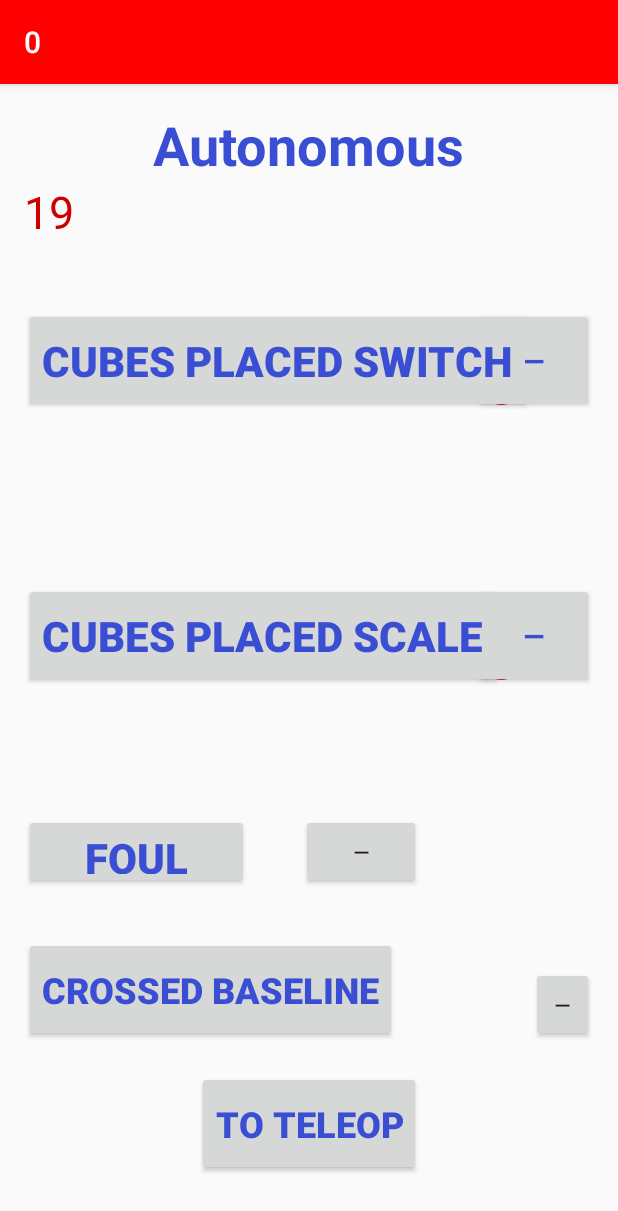
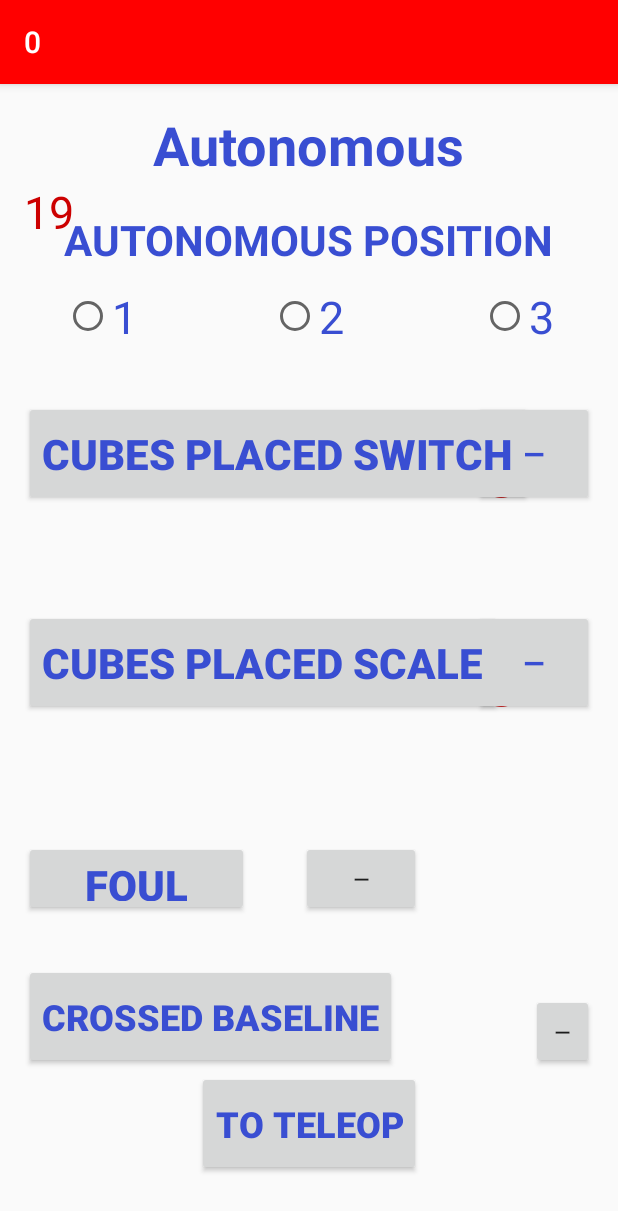
Before and after one commit to RoboRebelsScouting/2018MatchApp, an Android app: the secondActivity screen opened directly, with no data from a screen before it, on a phone screen of 412 x 824 dp. Shown: the top 1211 px of the screen. Run offline under Robolectric (Android 15) with nearby library versions, the phone set to English and light mode, and no system bars.

Commit message:
Post Week 0 Revision 1
Commented out game events for alliance position and color.  Began working on adding autononous position on the autonomous page.

```diff
--- a/app/src/main/res/layout/activity_second.xml
+++ b/app/src/main/res/layout/activity_second.xml
@@ -127,7 +127,7 @@
         android:textColor="?attr/actionModeSplitBackground"
         android:textSize="28sp"
         android:textStyle="normal|bold"
-        android:layout_marginTop="44dp"
+        android:layout_marginTop="106dp"
         android:layout_below="@+id/autoTimerText"
         android:layout_alignParentStart="true" />
 
@@ -141,7 +141,7 @@
         android:textColor="@color/colorPrimaryDark"
         android:textSize="28sp"
         android:textStyle="normal|bold"
-        android:layout_marginTop="113dp"
+        android:layout_marginTop="69dp"
         android:layout_below="@+id/numberOfCubesSwitchTeleop"
         android:layout_alignParentStart="true" />
 
@@ -185,4 +185,47 @@
         android:onClick="noCross"
         android:text="—" />
 
+    <TextView
+        android:id="@+id/autonomousPosition"
+        android:layout_width="wrap_content"
+        android:layout_height="50dp"
+        android:text="Autonomous Position"
+        android:textAllCaps="true"
+        android:textColor="@color/colorPrimary"
+        android:textSize="28sp"
+        android:textStyle="bold"
+        android:layout_below="@+id/autoLabel"
+        android:layout_centerHorizontal="true"
+        android:layout_marginTop="20dp" />
+
+    <RadioButton
+        android:id="@+id/autoPosition3"
+        android:layout_width="wrap_content"
+        android:layout_height="wrap_content"
+        android:layout_alignEnd="@+id/autonomousPosition"
+        android:layout_below="@+id/autonomousPosition"
+        android:text="3"
+        android:textColor="@color/colorPrimary"
+        android:textSize="30sp" />
+
+    <RadioButton
+        android:id="@+id/autoPosition2"
+        android:layout_width="wrap_content"
+        android:layout_height="wrap_content"
+        android:layout_alignStart="@+id/crossBaselineText"
+        android:layout_below="@+id/autonomousPosition"
+        android:text="2"
+        android:textColor="@color/colorPrimary"
+        android:textSize="30sp" />
+
+    <RadioButton
+        android:id="@+id/autoPosition1"
+        android:layout_width="wrap_content"
+        android:layout_height="wrap_content"
+        android:layout_alignStart="@+id/autonomousPosition"
+        android:layout_below="@+id/autonomousPosition"
+        android:text="1"
+        android:textColor="@color/colorPrimary"
+        android:textSize="30sp" />
+
 </RelativeLayout>
--- a/app/src/main/res/menu/menu_first.xml
+++ b/app/src/main/res/menu/menu_first.xml
@@ -5,6 +5,9 @@
         android:icon="@drawable/ic_settings_white_24dp"
         android:title="@string/activity_settings"
         app:showAsAction="always"/>
+    <item android:id = "@id/textView"
+        android:title="@string/pref_assignment"
+        app:showAsAction="always" />
 
 
 </menu>
```
Also changed, not shown: app/src/main/java/scouting2017/matchapp/activity_fourth.java (+20 -20 lines), app/src/main/res/layout/activity_fourth.xml (+9 -9 lines), app/src/main/res/layout/activity_third.xml (+23 -23 lines).
